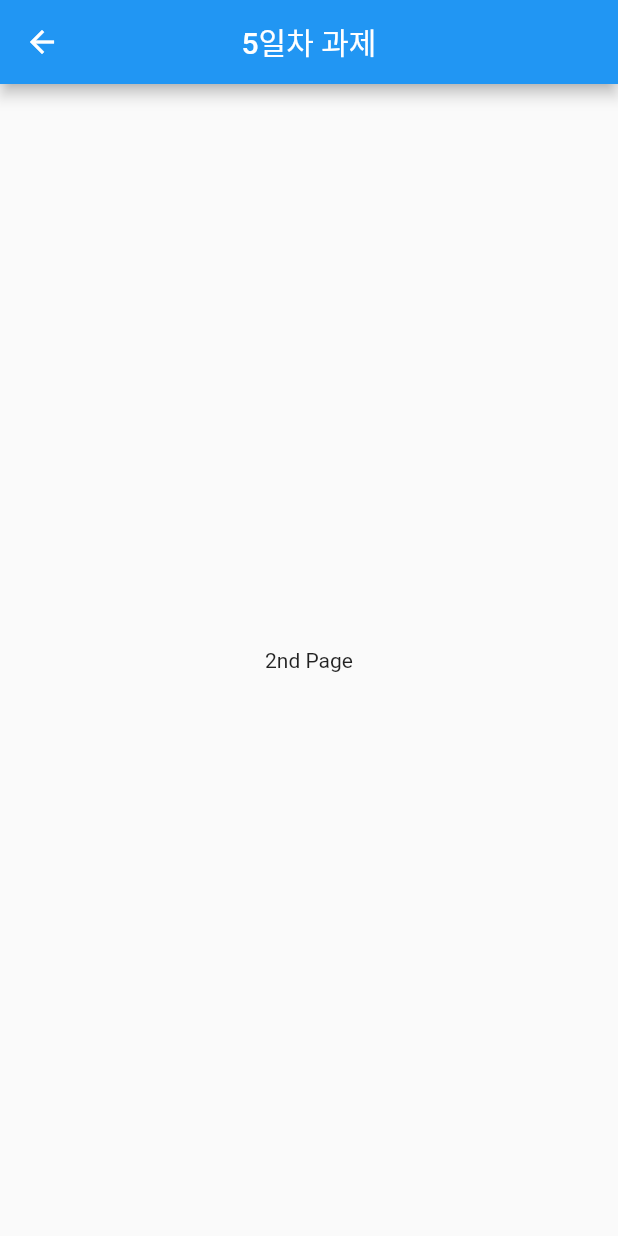
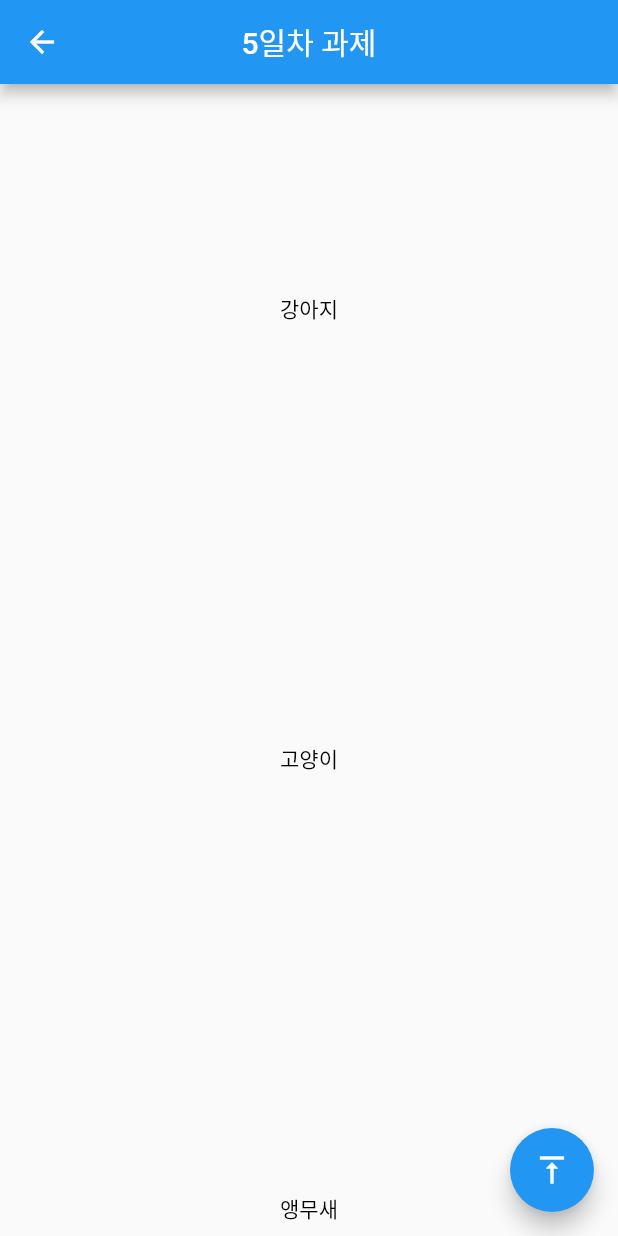
Before and after one commit to 9weeks-flutter-sfac/assignment-yunhyerim, a Flutter app: the SecondPage screen opened directly, on a phone screen of 412 x 824 dp. Run offline on Flutter 3.47's test engine with Material 2 defaults, Android fonts, the phone set to English and light mode, and no system bars.

Commit message:
Day4 Assignment2 Complete

```diff
--- a/day5/assignment1/lib/main.dart
+++ b/day5/assignment1/lib/main.dart
@@ -27,7 +27,6 @@ class MainPage extends StatelessWidget {
   Widget build(BuildContext context) {
     return Scaffold(
       appBar: AppBar(
-        // foregroundColor: Colors.black,
         automaticallyImplyLeading: false, //기본적으로 true라 따로 만들어주지않아도 뒤로가기 가능
         title: Text('5일차 과제'),
         centerTitle: true,
@@ -84,15 +83,12 @@ class MainPage extends StatelessWidget {
   }
 }
 
-class SecondPage extends StatefulWidget {
-  @override
-  State<SecondPage> createState() => _SecondPageState();
-}
-
-class _SecondPageState extends State<SecondPage> {
+class SecondPage extends StatelessWidget {
   @override
   Widget build(BuildContext context) {
-    // TODO: implement build
+    var _scrollController = ScrollController();
+    List<String> animalList = ['강아지', '고양이', '앵무새', '토끼', '오리', '거위', '원숭이'];
+
     return Scaffold(
       appBar: AppBar(
         // automaticallyImplyLeading: false, //기본적으로 true라 따로 만들어주지않아도 뒤로가기 가능
@@ -101,8 +97,31 @@ class _SecondPageState extends State<SecondPage> {
       ),
       body: SafeArea(
         child: Center(
-          child: Text('2nd Page'),
+          child: ListView.builder(
+            controller: _scrollController,
+            itemCount: animalList.length,
+            itemBuilder: (BuildContext context, int index) {
+              return Container(
+                height: 300,
+                alignment: Alignment.center,
+                child: Text(
+                  animalList[index],
+                  style: TextStyle(color: Colors.black),
+                ),
+              );
+            },
+          ),
         ),
+      ),
+      floatingActionButton: FloatingActionButton(
+        onPressed: () {
+          if (_scrollController.hasClients) {
+            final position = _scrollController.position.minScrollExtent;
+            _scrollController.animateTo(position,
+                duration: Duration(seconds: 1), curve: Curves.easeOut);
+          }
+        },
+        child: Icon(Icons.vertical_align_top),
       ),
     );
   }
```
Also changed, not shown: 1 other file.
